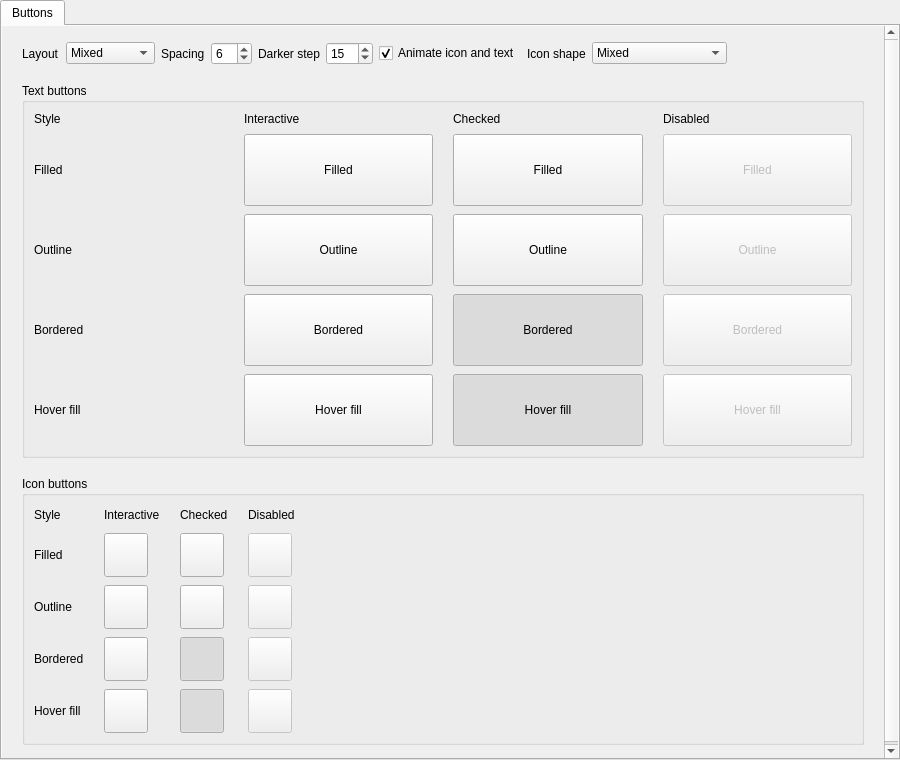
Before: the Qt Designer form examples/gallery.ui in daonvshu/qt-animated-widgets, drawn with Qt 5.
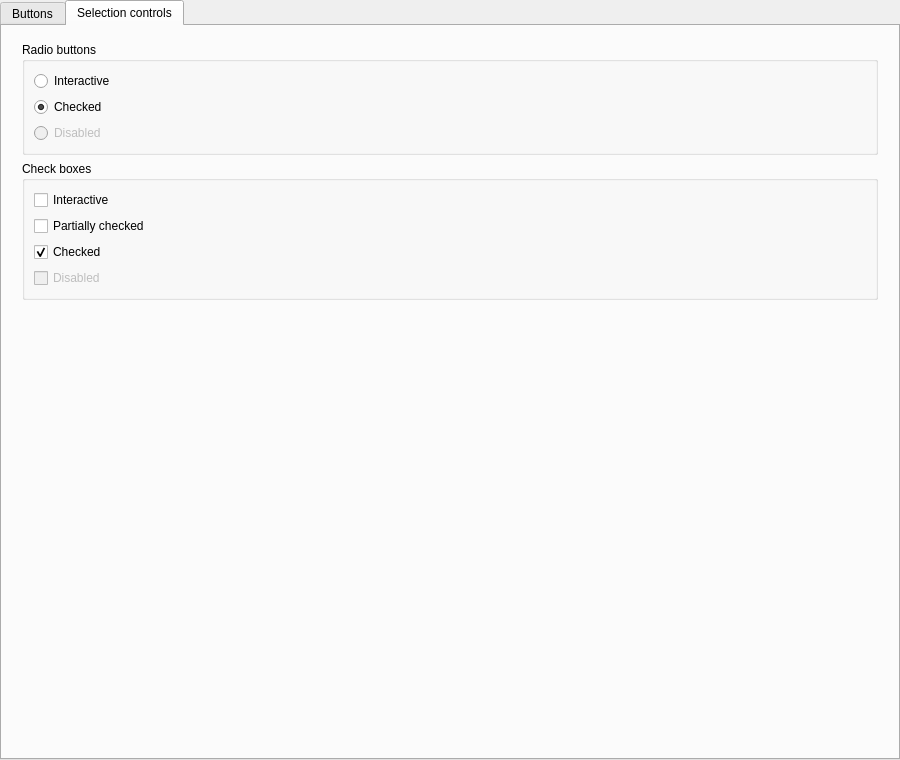
After: the same form once the commit is applied. The open tabs and pages were chosen to show the change. Custom widgets are drawn as their Qt base class.

Commit message:
feat: add animated radio button and check box
Add RadioButton with checked/unchecked icon cross-fade, tri-state CheckBox with disabled handling, a shared checkable icon painter, Designer plugin registration, qrc based gallery icons and a Selection controls gallery page.

Patch:
```diff
--- a/examples/gallery.ui
+++ b/examples/gallery.ui
@@ -126,6 +126,37 @@
        </item>
       </layout>
      </widget>
+     <widget class="QWidget" name="selectionPage">
+      <attribute name="title"><string>Selection controls</string></attribute>
+      <layout class="QVBoxLayout" name="selectionPageLayout">
+       <property name="leftMargin"><number>20</number></property>
+       <property name="topMargin"><number>16</number></property>
+       <property name="rightMargin"><number>20</number></property>
+       <property name="bottomMargin"><number>16</number></property>
+       <item>
+        <widget class="QGroupBox" name="radioButtonsGroup">
+         <property name="title"><string>Radio buttons</string></property>
+         <layout class="QVBoxLayout" name="radioButtonsLayout">
+          <item><widget class="animatedwidgets::RadioButton" name="radioInteractive"><property name="text"><string>Interactive</string></property></widget></item>
+          <item><widget class="animatedwidgets::RadioButton" name="radioChecked"><property name="text"><string>Checked</string></property><property name="checked"><bool>true</bool></property></widget></item>
+          <item><widget class="animatedwidgets::RadioButton" name="radioDisabled"><property name="text"><string>Disabled</string></property><property name="enabled"><bool>false</bool></property></widget></item>
+         </layout>
+        </widget>
+       </item>
+       <item>
+        <widget class="QGroupBox" name="checkBoxesGroup">
+         <property name="title"><string>Check boxes</string></property>
+         <layout class="QVBoxLayout" name="checkBoxesLayout">
+          <item><widget class="animatedwidgets::CheckBox" name="checkInteractive"><property name="text"><string>Interactive</string></property></widget></item>
+          <item><widget class="animatedwidgets::CheckBox" name="checkPartial"><property name="text"><string>Partially checked</string></property><property name="tristate"><bool>true</bool></property></widget></item>
+          <item><widget class="animatedwidgets::CheckBox" name="checkChecked"><property name="text"><string>Checked</string></property><property name="checked"><bool>true</bool></property></widget></item>
+          <item><widget class="animatedwidgets::CheckBox" name="checkDisabled"><property name="text"><string>Disabled</string></property><property name="enabled"><bool>false</bool></property></widget></item>
+         </layout>
+        </widget>
+       </item>
+       <item><spacer name="selectionContentSpacer"><property name="orientation"><enum>Qt::Vertical</enum></property><property name="sizeHint" stdset="0"><size><width>20</width><height>40</height></size></property></spacer></item>
+      </layout>
+     </widget>
     </widget>
    </item>
   </layout>
@@ -139,6 +170,8 @@
   <customwidget><class>animatedwidgets::OutlineIconButton</class><extends>QPushButton</extends><header>animatedwidgets/buttons/outlineiconbutton.h</header></customwidget>
   <customwidget><class>animatedwidgets::BorderedIconButton</class><extends>QPushButton</extends><header>animatedwidgets/buttons/borderediconbutton.h</header></customwidget>
   <customwidget><class>animatedwidgets::HoverIconButton</class><extends>QPushButton</extends><header>animatedwidgets/buttons/hovericonbutton.h</header></customwidget>
+  <customwidget><class>animatedwidgets::RadioButton</class><extends>QRadioButton</extends><header>animatedwidgets/buttons/radiobutton.h</header></customwidget>
+  <customwidget><class>animatedwidgets::CheckBox</class><extends>QCheckBox</extends><header>animatedwidgets/buttons/checkbox.h</header></customwidget>
  </customwidgets>
  <resources/>
  <connections/>
```
The commit also changes 19 other files.
